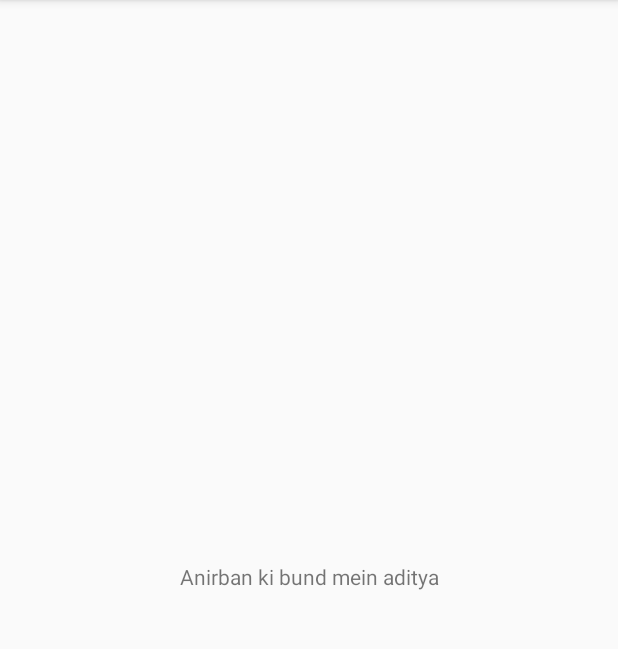
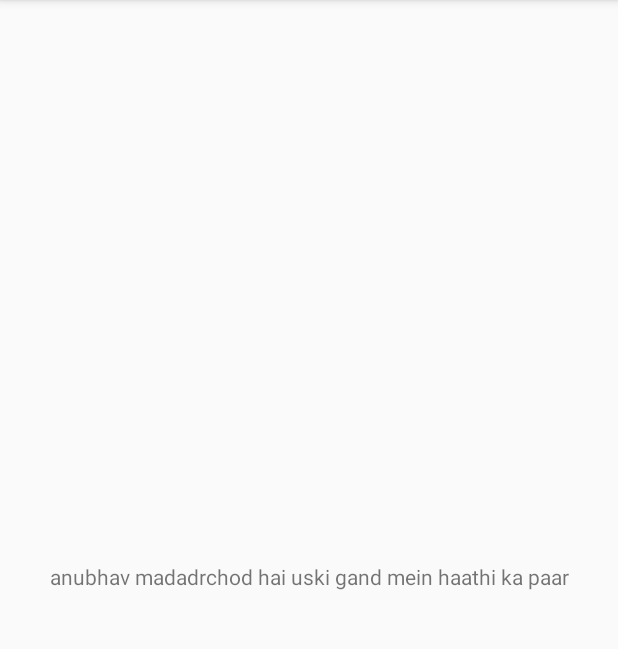
Before and after one commit to Aditya-1295/NAVin, an Android app: the screen it shows after launch (MainActivity), on a phone screen of 412 x 824 dp, the part 84-733 px from its top. Run offline under Robolectric (Android 15) with nearby library versions, the phone set to English and light mode, and no system bars.

Commit message:
madarchod2

```diff
--- a/app/src/main/res/layout/activity_main.xml
+++ b/app/src/main/res/layout/activity_main.xml
@@ -9,7 +9,7 @@
     <TextView
         android:layout_width="wrap_content"
         android:layout_height="wrap_content"
-        android:text="Anirban ki bund mein aditya"
+        android:text="anubhav madadrchod hai uski gand mein haathi ka paar"
         app:layout_constraintBottom_toBottomOf="parent"
         app:layout_constraintLeft_toLeftOf="parent"
         app:layout_constraintRight_toRightOf="parent"
```
